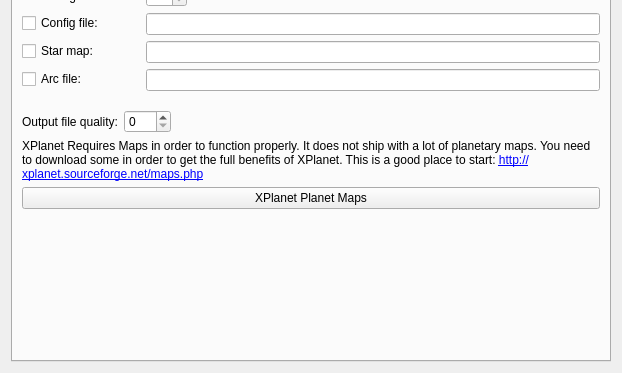
Before: the Qt Designer form kstars/xplanet/opsxplanet.ui in KDE/kstars, drawn with Qt 5; both pictures show x 0 to 622 and y 274 to 647 of the 622 by 647 pixel window.
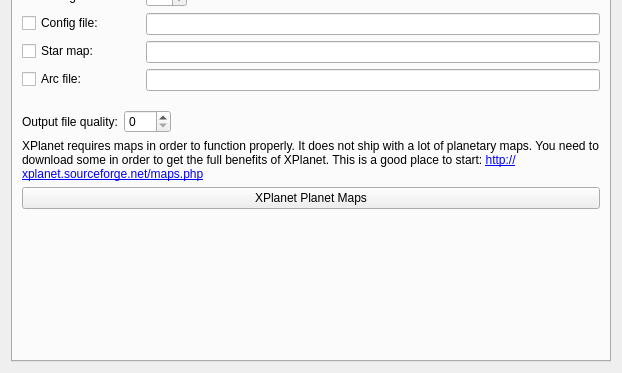
After: the same form once the commit is applied. Custom widgets are drawn as their Qt base class.

Commit message:
Making more recommended xplanet changes and fixing bugs:
Summary:
File Save QString instead of QUrl
Object Enum comparisons instead of translated strings
Removing FIFO options for Windows computers
Fixing Quote Error in URL for XPlanet Options
Replacing Temp file path code
Solving Translations puzzles

Making the FIFO file thread more reliable with a Future Watcher and timeouts.  Also removing debug statements.

Reviewers: yurchor, pino, mutlaqja, kde-edu

Reviewed By: yurchor, mutlaqja

Subscribers: kde-edu, mutlaqja, pino, yurchor

Tags: #kde_edu

What changed in the file:
```diff
--- a/kstars/xplanet/opsxplanet.ui
+++ b/kstars/xplanet/opsxplanet.ui
@@ -428,7 +428,7 @@
          <item>
           <widget class="QLabel" name="label_6">
            <property name="text">
-            <string>XPlanet Requires Maps in order to function properly.  It does not ship with a lot of planetary maps.  You need to download some in order to get the full benefits of XPlanet.  This is a good place to start: &lt;a href =http://xplanet.sourceforge.net/maps.php&gt;http://xplanet.sourceforge.net/maps.php&lt;/a&gt; </string>
+            <string>XPlanet requires maps in order to function properly.  It does not ship with a lot of planetary maps.  You need to download some in order to get the full benefits of XPlanet.  This is a good place to start: &lt;a href=&quot;http://xplanet.sourceforge.net/maps.php&quot;&gt;http://xplanet.sourceforge.net/maps.php&lt;/a&gt; </string>
            </property>
            <property name="wordWrap">
             <bool>true</bool>
```
The commit also changes 4 other files.
